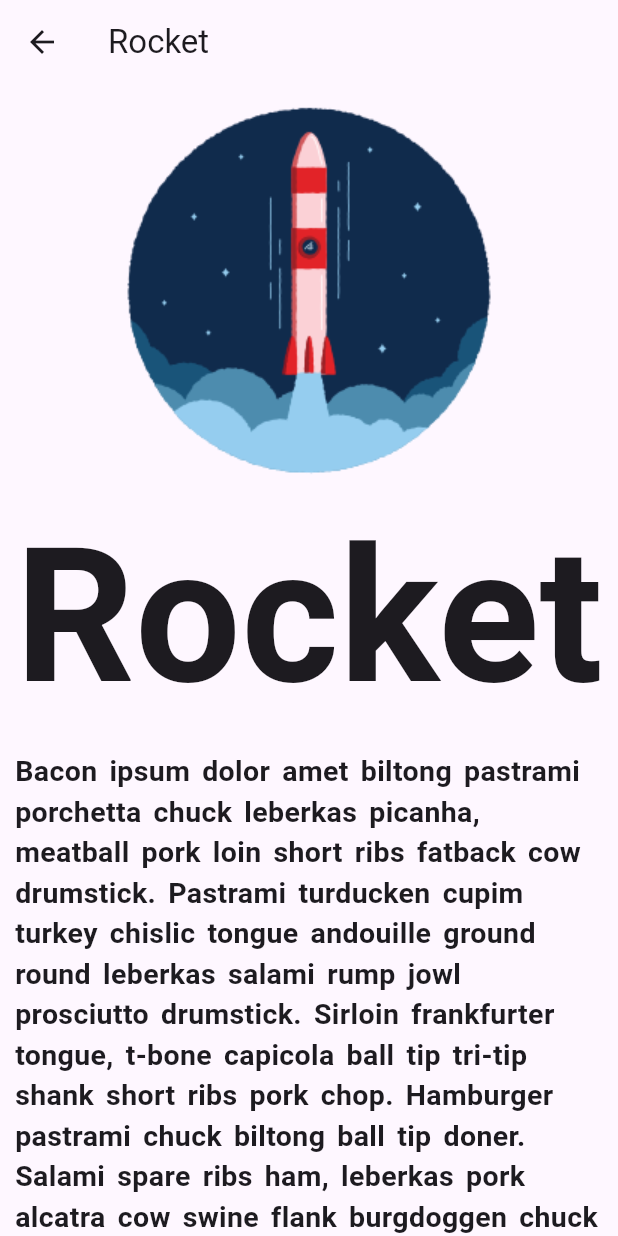
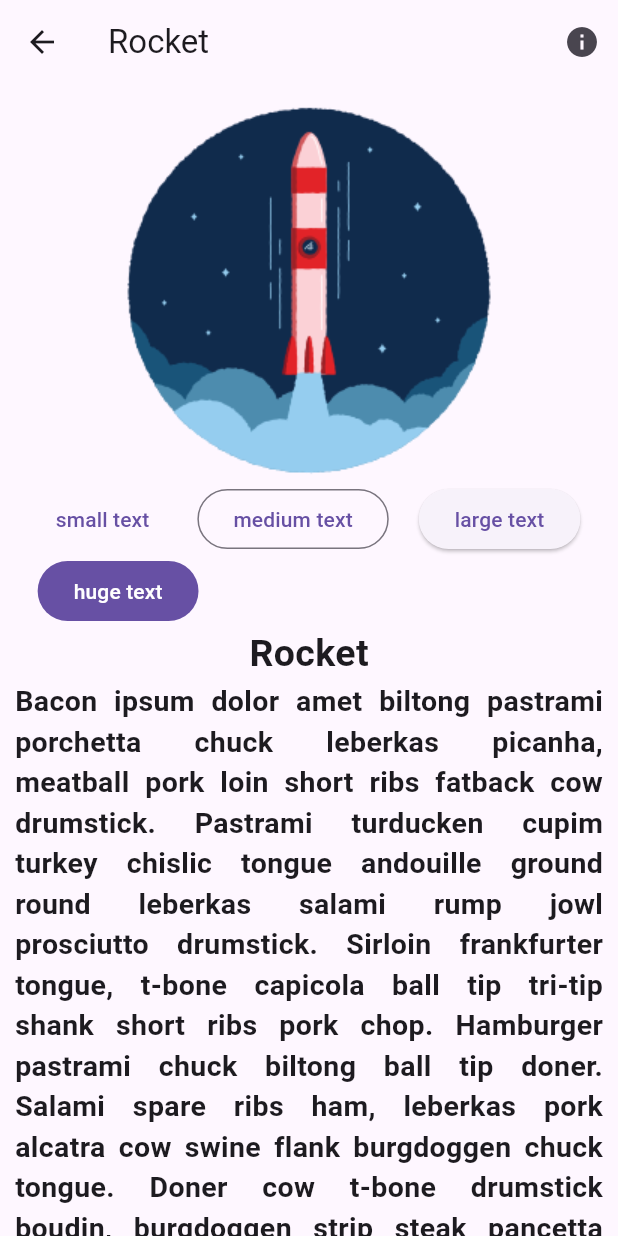
Before and after one commit to GittBittu/Flutter_my_learnings, a Flutter app: the screen it shows after launch, after a tap on "Rocket", on a phone screen of 412 x 824 dp. Run offline on Flutter 3.47's test engine with Material 2 defaults, Android fonts, the phone set to English and light mode, and no system bars.

Commit message:
buttons inside each pages now work as intended. info button is added

```diff
--- a/lib/pages/description_page.dart
+++ b/lib/pages/description_page.dart
@@ -2,7 +2,7 @@ import 'package:flutter/material.dart';
 import 'package:tesapp/core/constants.dart';
 import '../class/item_class.dart';
 
-class DescriptionPage extends StatelessWidget {
+class DescriptionPage extends StatefulWidget {
   const DescriptionPage({
     Key? key,
     required this.box,
@@ -11,22 +11,86 @@ class DescriptionPage extends StatelessWidget {
   final ItemClass box;
 
   @override
+  State<DescriptionPage> createState() => _DescriptionPageState();
+}
+
+class _DescriptionPageState extends State<DescriptionPage> {
+  double fontSizeCustom = 25;
+  @override
   Widget build(BuildContext context) {
     return Scaffold(
       appBar: AppBar(
-        title: Text(box.title),
+        title: Text(widget.box.title),
+        actions: [
+          IconButton(
+            onPressed: () {
+              ScaffoldMessenger.of(context).showSnackBar(
+                const SnackBar(
+                  content: Text('snackbar'),
+                  behavior: SnackBarBehavior.floating,
+                ),
+              );
+            },
+            icon: const Icon(Icons.info),
+          ),
+        ],
       ),
       body: SingleChildScrollView(
         child: Padding(
           padding: const EdgeInsets.all(kDouble10),
           child: Column(
             children: [
-              Image.asset(box.imagePath),
+              Image.asset(widget.box.imagePath),
+              Wrap(
+                spacing: kDouble20,
+                children: [
+                  TextButton(
+                    onPressed: () {
+                      setState(() {
+                        fontSizeCustom = 25;
+                      });
+                    },
+                    child: const Text(
+                      'small text',
+                    ),
+                  ),
+                  OutlinedButton(
+                    onPressed: () {
+                      setState(() {
+                        fontSizeCustom = 35;
+                      });
+                    },
+                    child: const Text(
+                      'medium text',
+                    ),
+                  ),
+                  ElevatedButton(
+                    onPressed: () {
+                      setState(() {
+                        fontSizeCustom = 50;
+                      });
+                    },
+                    child: const Text(
+                      'large text',
+                    ),
+                  ),
+                  FilledButton(
+                    onPressed: () {
+                      setState(() {
+                        fontSizeCustom = 200;
+                      });
+                    },
+                    child: const Text(
+                      'huge text',
+                    ),
+                  ),
+                ],
+              ),
               FittedBox(
                 child: Text(
-                  box.title,
-                  style: const TextStyle(
-                    fontSize: 200,
+                  widget.box.title,
+                  style: TextStyle(
+                    fontSize: fontSizeCustom,
                     fontWeight: FontWeight.bold,
                   ),
                 ),
@@ -38,6 +102,19 @@ class DescriptionPage extends StatelessWidget {
                   wordSpacing: 3,
                   fontWeight: FontWeight.w600,
                 ),
+                textAlign: TextAlign.justify,
+              ),
+              const SizedBox(
+                height: kDouble10,
+              ),
+              const Text(
+                baconDescription,
+                style: TextStyle(
+                  fontSize: 19,
+                  wordSpacing: 3,
+                  fontWeight: FontWeight.w600,
+                ),
+                textAlign: TextAlign.justify,
               ),
             ],
           ),
```
